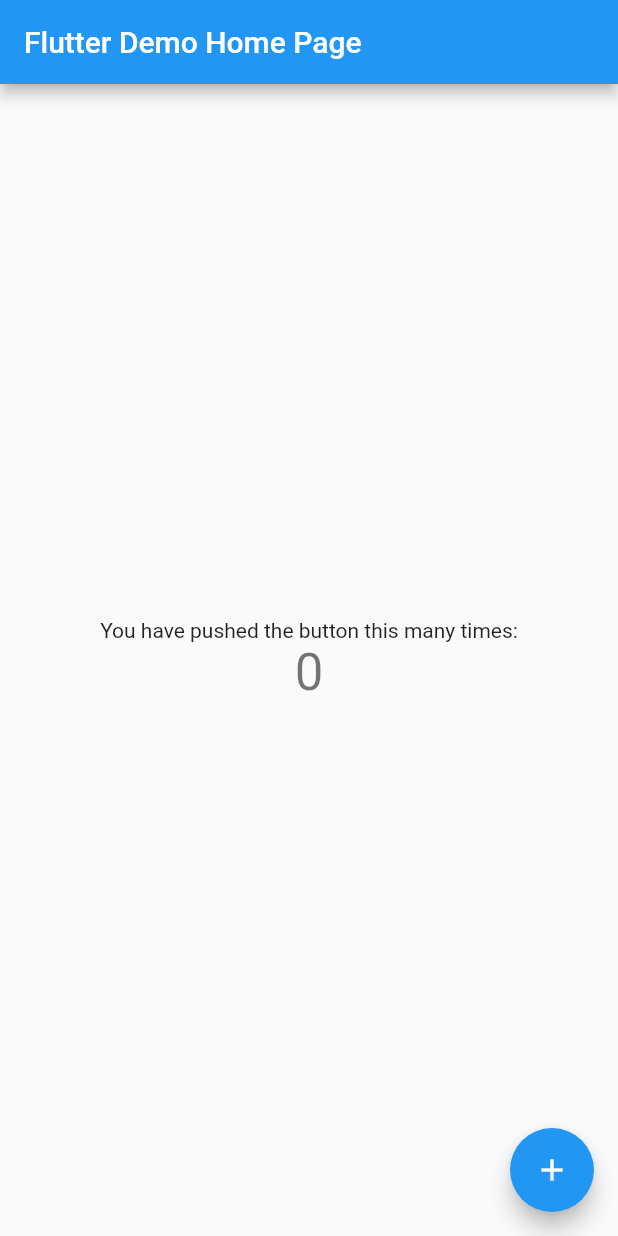
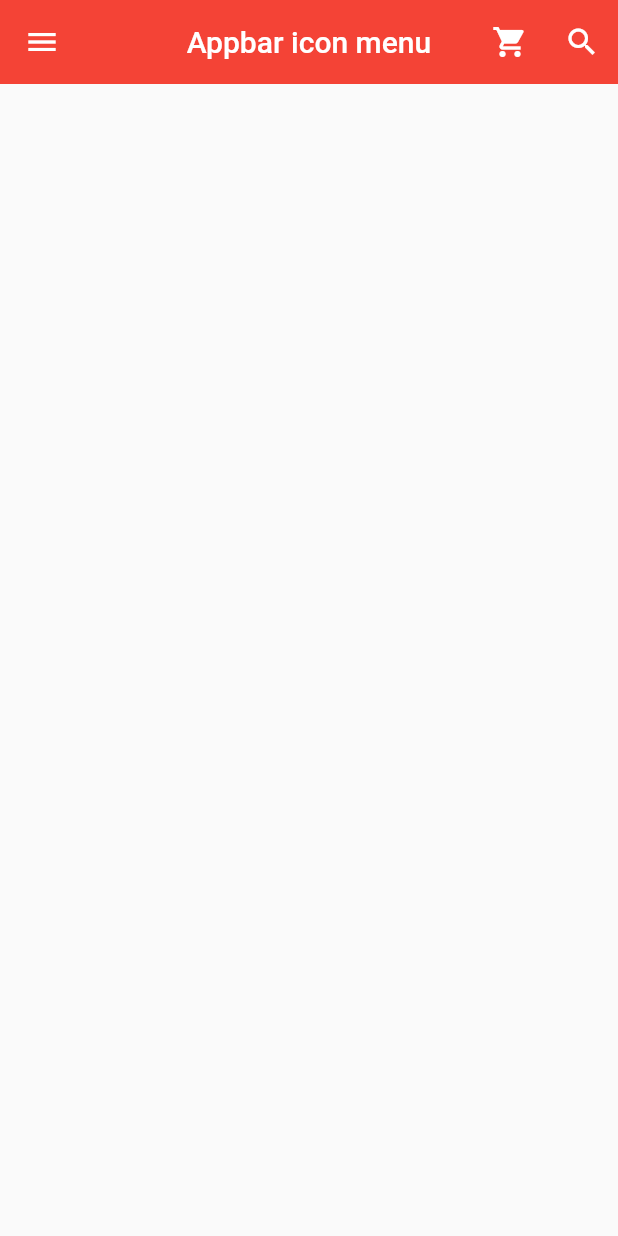
Before and after one commit to tjy0324/app_bar, a Flutter app: the screen it shows after launch, on a phone screen of 412 x 824 dp. Run offline on Flutter 3.47's test engine with Material 2 defaults, Android fonts, the phone set to English and light mode, and no system bars.

Commit message:
App_Bar update

```diff
--- a/lib/main.dart
+++ b/lib/main.dart
@@ -1,116 +1,55 @@
 import 'package:flutter/material.dart';
 
 void main() {
-  runApp(const MyApp());
+  runApp(MyApp());
 }
 
 class MyApp extends StatelessWidget {
-  const MyApp({super.key});
+  // const MyApp({Key? key}) : super(key: key);
 
-  // This widget is the root of your application.
   @override
   Widget build(BuildContext context) {
     return MaterialApp(
-      title: 'Flutter Demo',
+      title: 'Appbar',
       theme: ThemeData(
-        // This is the theme of your application.
-        //
-        // Try running your application with "flutter run". You'll see the
-        // application has a blue toolbar. Then, without quitting the app, try
-        // changing the primarySwatch below to Colors.green and then invoke
-        // "hot reload" (press "r" in the console where you ran "flutter run",
-        // or simply save your changes to "hot reload" in a Flutter IDE).
-        // Notice that the counter didn't reset back to zero; the application
-        // is not restarted.
-        primarySwatch: Colors.blue,
+        primarySwatch: Colors.red
       ),
-      home: const MyHomePage(title: 'Flutter Demo Home Page'),
+      home: MyPage(),
     );
   }
 }
 
-
-class MyHomePage extends StatefulWidget {
-  const MyHomePage({super.key, required this.title});
-
-  // This widget is the home page of your application. It is stateful, meaning
-  // that it has a State object (defined below) that contains fields that affect
-  // how it looks.
-
-  // This class is the configuration for the state. It holds the values (in this
-  // case the title) provided by the parent (in this case the App widget) and
-  // used by the build method of the State. Fields in a Widget subclass are
-  // always marked "final".
-
-  final String title;
-
-  @override
-  State<MyHomePage> createState() => _MyHomePageState();
-}
-
-class _MyHomePageState extends State<MyHomePage> {
-  int _counter = 0;
-
-  void _incrementCounter() {
-    setState(() {
-      // This call to setState tells the Flutter framework that something has
-      // changed in this State, which causes it to rerun the build method below
-      // so that the display can reflect the updated values. If we changed
-      // _counter without calling setState(), then the build method would not be
-      // called again, and so nothing would appear to happen.
-      _counter++;
-    });
-  }
+class MyPage extends StatelessWidget {
+  const MyPage({Key? key}) : super(key: key);
 
   @override
   Widget build(BuildContext context) {
-    // This method is rerun every time setState is called, for instance as done
-    // by the _incrementCounter method above.
-    //
-    // The Flutter framework has been optimized to make rerunning build methods
-    // fast, so that you can just rebuild anything that needs updating rather
-    // than having to individually change instances of widgets.
     return Scaffold(
       appBar: AppBar(
-        // Here we take the value from the MyHomePage object that was created by
-        // the App.build method, and use it to set our appbar title.
-        title: Text(widget.title),
-      ),
-      body: Center(
-        // Center is a layout widget. It takes a single child and positions it
-        // in the middle of the parent.
-        child: Column(
-          // Column is also a layout widget. It takes a list of children and
-          // arranges them vertically. By default, it sizes itself to fit its
-          // children horizontally, and tries to be as tall as its parent.
-          //
-          // Invoke "debug painting" (press "p" in the console, choose the
-          // "Toggle Debug Paint" action from the Flutter Inspector in Android
-          // Studio, or the "Toggle Debug Paint" command in Visual Studio Code)
-          // to see the wireframe for each widget.
-          //
-          // Column has various properties to control how it sizes itself and
-          // how it positions its children. Here we use mainAxisAlignment to
-          // center the children vertically; the main axis here is the vertical
-          // axis because Columns are vertical (the cross axis would be
-          // horizontal).
-          mainAxisAlignment: MainAxisAlignment.center,
-          children: <Widget>[
-            const Text(
-              'You have pushed the button this many times:',
-            ),
-            Text(
-              '$_counter',
-              style: Theme.of(context).textTheme.headline4,
-            ),
-          ],
+        title: Text('Appbar icon menu'),
+        centerTitle: true,
+        elevation: 0.0,
+        leading: IconButton(
+          icon: Icon(Icons.menu),
+          onPressed: () {
+            print('menu button is clicked');
+          },
         ),
-      ),
-      floatingActionButton: FloatingActionButton(
-        onPressed: _incrementCounter,
-        tooltip: 'Increment',
-        child: const Icon(Icons.add),
-      ), // This trailing comma makes auto-formatting nicer for build methods.
+        actions: <Widget>[
+          IconButton(
+            icon: Icon(Icons.shopping_cart),
+            onPressed: () {
+              print('shopping cart button is clicked');
+            },
+          ),
+          IconButton(
+            icon: Icon(Icons.search),
+            onPressed: () {
+              print('Search button is clicked');
+            },
+          ),
+        ],
+      )
     );
   }
 }
--- a/pubspec.yaml
+++ b/pubspec.yaml
@@ -46,7 +46,7 @@ dev_dependencies:
   # activated in the `analysis_options.yaml` file located at the root of your
   # package. See that file for information about deactivating specific lint
   # rules and activating additional ones.
-  flutter_lints: ^2.0.0
+#  flutter_lints: ^2.0.0
 
 # For information on the generic Dart part of this file, see the
 # following page: https://dart.dev/tools/pub/pubspec
```
Also changed, not shown: pubspec.lock.
